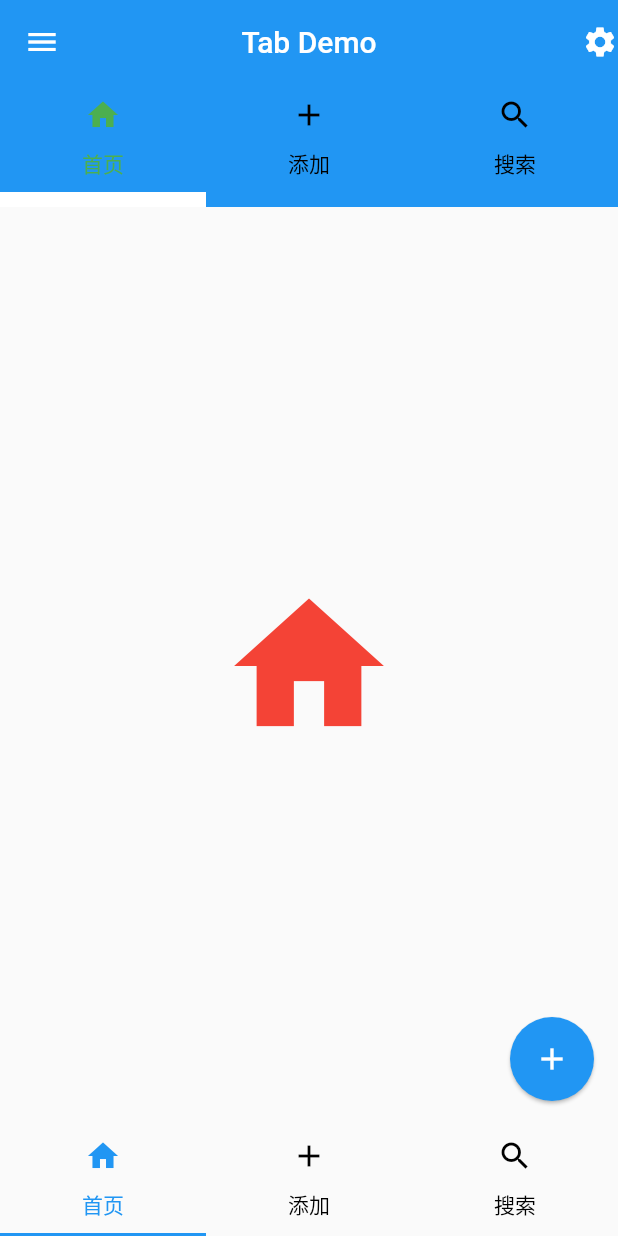
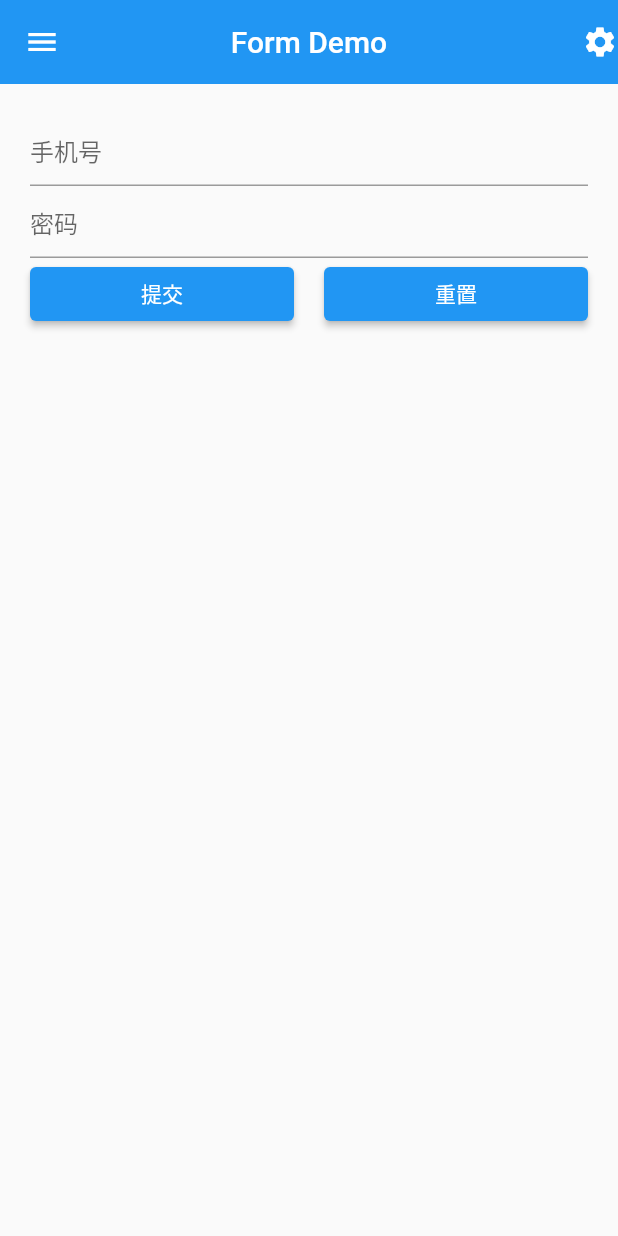
Before and after one commit to arilink-tech/flutter_study, a Flutter app: the screen it shows after launch, on a phone screen of 412 x 824 dp. Run offline on Flutter 3.47's test engine with Material 2 defaults, Android fonts, the light colour scheme and no system bars; our stand-ins replace dio, flutter_swiper, shared_preferences.

Commit message:
flutter_form_studyFinished
All passed

```diff
--- a/flutter_basic_study/lib/09_navgation/06_bootomNavigationBar.dart
+++ b/flutter_basic_study/lib/09_navgation/06_bootomNavigationBar.dart
@@ -30,7 +30,7 @@ class _HomeState extends State<Home> {
       label: '我的',
     )
   ];
-  final Widget? pages = [
+  final Widget pages = [
     Center(
       child: Text(
         'Home',
--- /dev/null
+++ b/flutter_basic_study/lib/10_form/06_form.dart
@@ -0,0 +1,70 @@
+import 'package:flutter/material.dart';
+
+class Home extends StatelessWidget {
+  const Home({Key? key}) : super(key: key);
+
+  @override
+  Widget build(BuildContext context) {
+    return Scaffold(
+      appBar: AppBar(
+        title: const Text("Form Demo"),
+        leading: const Icon(Icons.menu),
+        actions: const [Icon(Icons.settings)],
+        elevation: 0.0,
+        centerTitle: true,
+      ),
+      body: FormDemo(),
+    );
+  }
+}
+
+class FormDemo extends StatefulWidget {
+  FormDemo({Key? key}) : super(key: key);
+
+  @override
+  State<FormDemo> createState() => _FormDemoState();
+}
+
+class _FormDemoState extends State<FormDemo> {
+  final GlobalKey<FormState> _formKey = GlobalKey<FormState>();
+
+  @override
+  Widget build(BuildContext context) {
+    return Container(
+      padding: EdgeInsets.all(20),
+      child: Column(
+        children: [
+          Form(
+            key: _formKey,
+            child: Column(children: [
+              TextFormField(
+                decoration: InputDecoration(hintText: '手机号'),
+                validator: (value) {
+                  RegExp reg = new RegExp(r'^\d{11}$');
+                  if (!reg.hasMatch(value!)) {
+                    return '手机号非法';
+                  }
+                  return null;
+                },
+              ),
+            ]),
+          ),
+          Row(
+            children: [
+              Expanded(
+                child: ElevatedButton(
+                  child: Text('提交'),
+                  onPressed: () {
+                    if (_formKey.currentState!.validate()) {
+                      print('提交成功');
+                    }
+                  },
+                ),
+              )
+            ],
+          )
+        ],
+      ),
+    );
+  }
+}
--- /dev/null
+++ b/flutter_basic_study/lib/10_form/07_form.dart
@@ -0,0 +1,103 @@
+import 'package:flutter/material.dart';
+
+class Home extends StatelessWidget {
+  const Home({Key? key}) : super(key: key);
+
+  @override
+  Widget build(BuildContext context) {
+    return Scaffold(
+      appBar: AppBar(
+        title: const Text("Form Demo"),
+        leading: const Icon(Icons.menu),
+        actions: const [Icon(Icons.settings)],
+        elevation: 0.0,
+        centerTitle: true,
+      ),
+      body: FormDemo(),
+    );
+  }
+}
+
+class FormDemo extends StatefulWidget {
+  FormDemo({Key? key}) : super(key: key);
+
+  @override
+  State<FormDemo> createState() => _FormDemoState();
+}
+
+class _FormDemoState extends State<FormDemo> {
+  final GlobalKey<FormState> _formKey = GlobalKey<FormState>();
+  String? _phone;
+  String? _password;
+  @override
+  Widget build(BuildContext context) {
+    return Container(
+      padding: EdgeInsets.all(20),
+      child: Column(
+        children: [
+          Form(
+            key: _formKey,
+            child: Column(children: [
+              TextFormField(
+                decoration: InputDecoration(hintText: '手机号'),
+                validator: (value) {
+                  RegExp reg = new RegExp(r'^\d{11}$');
+                  if (!reg.hasMatch(value!)) {
+                    return '手机号非法';
+                  }
+                  return null;
+                },
+                // onSaved: (String? value) {
+                //   _phone = value!;
+                //   print('_phone onSaved');
+                // },
+                onSaved: (value) {
+                  _phone = value;
+                  print('phone: ' + _phone!);
+                },
+              ),
+              TextFormField(
+                obscureText: true,
+                decoration: InputDecoration(hintText: '密码'),
+                validator: (value) {
+                  return value!.length < 6 ? '密码长度不够' : null;
+                },
+                onSaved: (value) {
+                  _password = value;
+                  print('password: ' + _password!);
+                },
+              ),
+            ]),
+          ),
+          Row(
+            children: [
+              Expanded(
+                child: ElevatedButton(
+                  child: Text('提交'),
+                  onPressed: () {
+                    if (_formKey.currentState!.validate()) {
+                      print('提交成功');
+                      //提交表单
+                      _formKey.currentState!.save();
+                    }
+                  },
+                ),
+              ),
+              SizedBox(
+                width: 20,
+              ),
+              Expanded(
+                child: ElevatedButton(
+                  child: Text('重置'),
+                  onPressed: () {
+                    _formKey.currentState!.reset();
+                  },
+                ),
+              )
+            ],
+          )
+        ],
+      ),
+    );
+  }
+}
```
Also changed, not shown: flutter_basic_study/lib/10_form/01_switch.dart (added, +68 -0 lines), flutter_basic_study/lib/10_form/02_checkBox.dart (added, +109 -0 lines), flutter_basic_study/lib/10_form/03_radio.dart (added, +95 -0 lines), flutter_basic_study/lib/10_form/04_textField.dart (added, +121 -0 lines), flutter_basic_study/lib/10_form/05_calendar.dart (added, +33 -0 lines), flutter_basic_study/lib/main.dart (+8 -1 lines).
